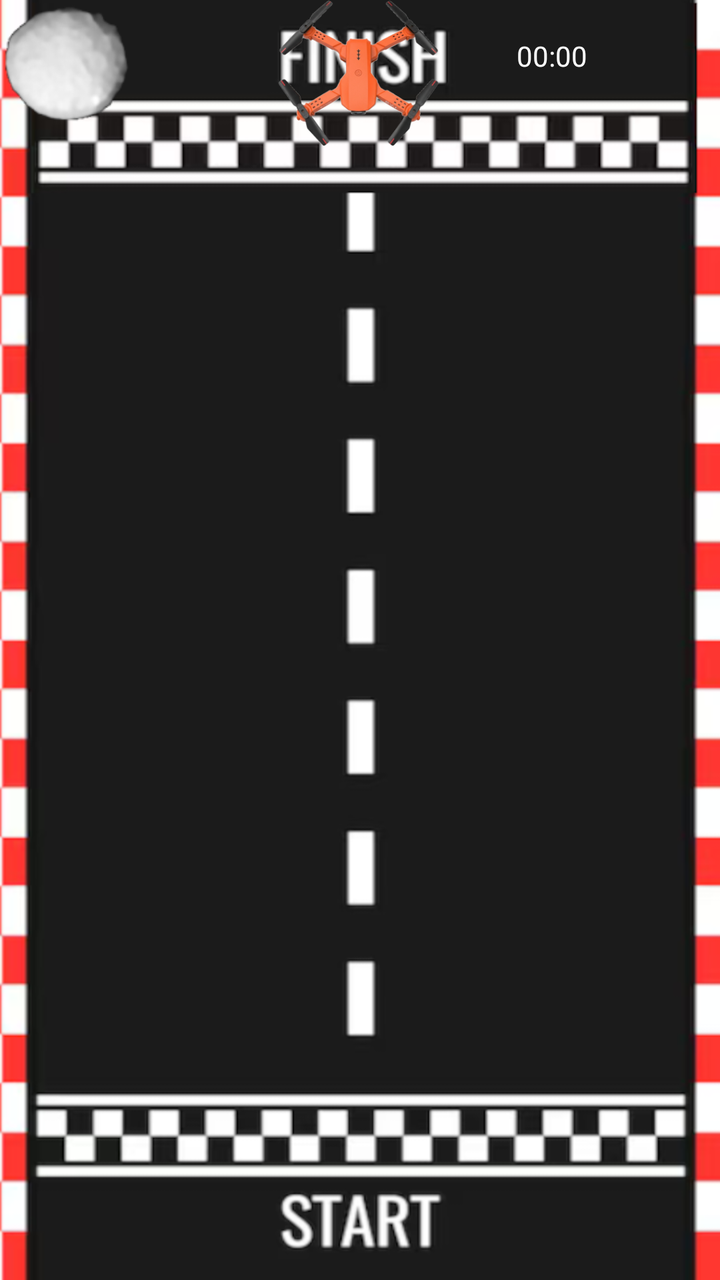
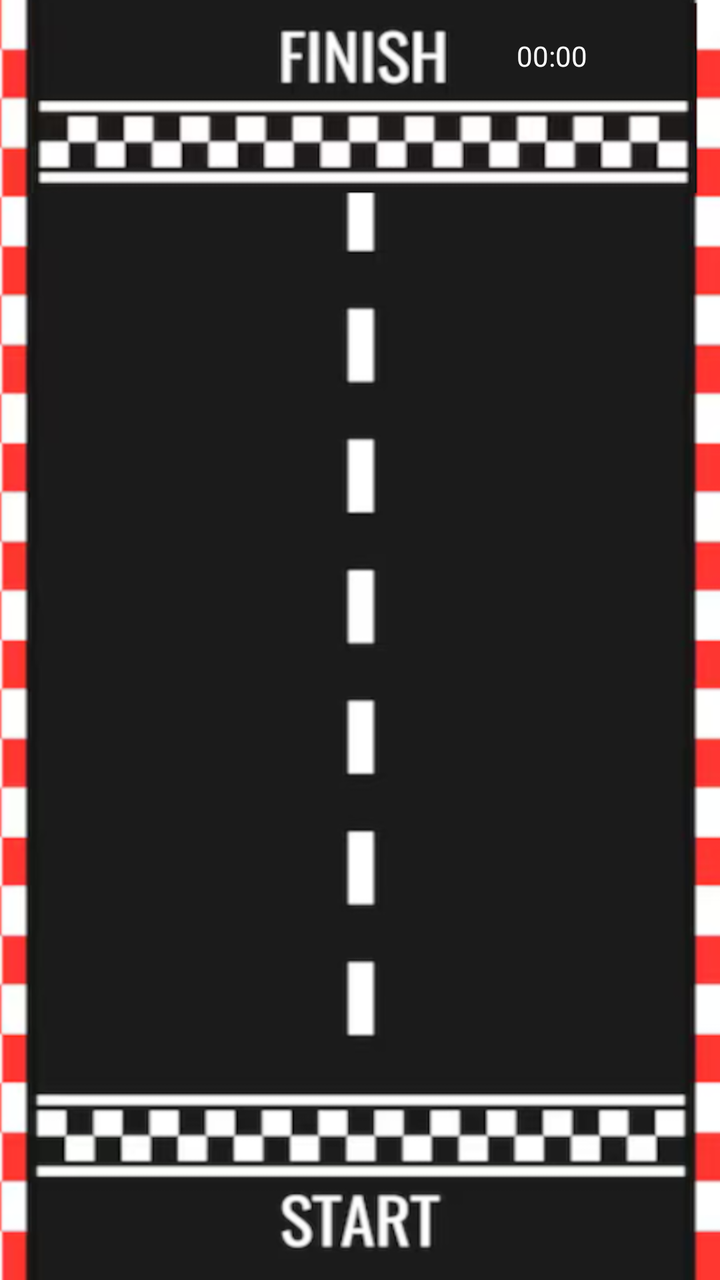

An Android layout rendered at two revisions. The XML below is the earlier revision; the diff shows what the commit changed to produce the second picture.
<!-- AndroidManifest.xml: application theme Theme.JogoMobileComSensores -->
<!-- res/layout/activity_tela_de_jogo.xml -->
<?xml version="1.0" encoding="utf-8"?>
<androidx.constraintlayout.widget.ConstraintLayout xmlns:android="http://schemas.android.com/apk/res/android"
    xmlns:app="http://schemas.android.com/apk/res-auto"
    xmlns:tools="http://schemas.android.com/tools"
    android:id="@+id/main"
    android:layout_width="match_parent"
    android:layout_height="match_parent"
    android:background="@drawable/pista_finalizada"
    tools:context=".tela_de_jogo">

    <TextView
        android:id="@+id/cronometro"
        android:layout_width="88dp"
        android:layout_height="29dp"
        android:gravity="center"
        android:text="00:00"
        android:textColor="#FFFFFF"
        app:layout_constraintBottom_toBottomOf="parent"
        app:layout_constraintEnd_toEndOf="parent"
        app:layout_constraintHorizontal_bias="0.853"
        app:layout_constraintStart_toStartOf="parent"
        app:layout_constraintTop_toTopOf="parent"
        app:layout_constraintVertical_bias="0.022" />

    <ImageView
        android:id="@+id/asteriode"
        android:layout_width="66dp"
        android:layout_height="64dp"
        app:srcCompat="@drawable/asteroide"
        tools:layout_editor_absoluteX="364dp"
        tools:layout_editor_absoluteY="633dp"
        tools:visibility="invisible" />

    <ImageView
        android:id="@+id/imageView10"
        android:layout_width="90dp"
        android:layout_height="73dp"
        app:layout_constraintEnd_toEndOf="parent"
        app:layout_constraintHorizontal_bias="0.498"
        app:layout_constraintStart_toStartOf="parent"
        app:srcCompat="@drawable/drone_topdown"
        tools:layout_editor_absoluteY="624dp" />

</androidx.constraintlayout.widget.ConstraintLayout>
<!-- resources referenced by this layout -->
<resources>
  <!-- drawable asteroide: png bitmap (drawable, 11224 bytes) -->
  <!-- drawable drone_topdown: png bitmap (drawable, 54334 bytes) -->
  <!-- drawable pista_finalizada: png bitmap (drawable, 247258 bytes) -->
  <style name="Theme.JogoMobileComSensores" parent="Base.Theme.JogoMobileComSensores" />
  <style name="Base.Theme.JogoMobileComSensores" parent="Theme.Material3.DayNight.NoActionBar">
          
          
      </style>
</resources>

<!-- the commit's change to res/layout/activity_tela_de_jogo.xml (unified diff, before → after) -->
@@ -22,23 +22,4 @@
         app:layout_constraintTop_toTopOf="parent"
         app:layout_constraintVertical_bias="0.022" />
 
-    <ImageView
-        android:id="@+id/asteriode"
-        android:layout_width="66dp"
-        android:layout_height="64dp"
-        app:srcCompat="@drawable/asteroide"
-        tools:layout_editor_absoluteX="364dp"
-        tools:layout_editor_absoluteY="633dp"
-        tools:visibility="invisible" />
-
-    <ImageView
-        android:id="@+id/imageView10"
-        android:layout_width="90dp"
-        android:layout_height="73dp"
-        app:layout_constraintEnd_toEndOf="parent"
-        app:layout_constraintHorizontal_bias="0.498"
-        app:layout_constraintStart_toStartOf="parent"
-        app:srcCompat="@drawable/drone_topdown"
-        tools:layout_editor_absoluteY="624dp" />
-
 </androidx.constraintlayout.widget.ConstraintLayout>
<!-- resource entries referenced after the edit -->
@@ -1,7 +1,5 @@
 <!-- resources referenced by this layout -->
 <resources>
-  <!-- drawable asteroide: png bitmap (drawable, 11224 bytes) -->
-  <!-- drawable drone_topdown: png bitmap (drawable, 54334 bytes) -->
   <!-- drawable pista_finalizada: png bitmap (drawable, 247258 bytes) -->
   <style name="Theme.JogoMobileComSensores" parent="Base.Theme.JogoMobileComSensores" />
   <style name="Base.Theme.JogoMobileComSensores" parent="Theme.Material3.DayNight.NoActionBar">
